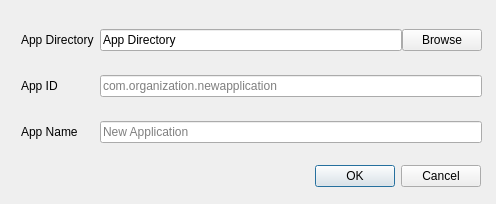
TrickPlay/Trickplay, file tools/debug/UI/NewApplicationDialog.ui: the form before one commit.
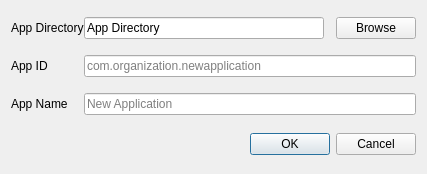
The form after the commit.

```diff
--- a/tools/debug/UI/NewApplicationDialog.ui
+++ b/tools/debug/UI/NewApplicationDialog.ui
@@ -6,8 +6,8 @@
    <rect>
     <x>0</x>
     <y>0</y>
-    <width>496</width>
-    <height>204</height>
+    <width>427</width>
+    <height>174</height>
    </rect>
   </property>
   <property name="windowTitle">
@@ -16,31 +16,11 @@
   <property name="modal">
    <bool>true</bool>
   </property>
-  <widget class="QDialogButtonBox" name="buttonBox">
-   <property name="geometry">
-    <rect>
-     <x>140</x>
-     <y>160</y>
-     <width>341</width>
-     <height>32</height>
-    </rect>
+  <layout class="QGridLayout" name="gridLayout_2">
+   <property name="verticalSpacing">
+    <number>12</number>
    </property>
-   <property name="orientation">
-    <enum>Qt::Horizontal</enum>
-   </property>
-   <property name="standardButtons">
-    <set>QDialogButtonBox::Cancel|QDialogButtonBox::Ok</set>
-   </property>
-  </widget>
-  <widget class="QWidget" name="">
-   <property name="geometry">
-    <rect>
-     <x>21</x>
-     <y>21</y>
-     <width>461</width>
-     <height>131</height>
-    </rect>
-   </property>
+   <item row="0" column="0">
    <layout class="QGridLayout" name="gridLayout">
     <property name="verticalSpacing">
      <number>16</number>
@@ -54,6 +34,9 @@
     </item>
     <item row="0" column="1">
      <layout class="QHBoxLayout" name="horizontalLayout">
+       <property name="spacing">
+        <number>12</number>
+       </property>
       <item>
        <widget class="QLineEdit" name="directory">
         <property name="text">
@@ -102,7 +85,18 @@
      </widget>
     </item>
    </layout>
-  </widget>
+   </item>
+   <item row="1" column="0">
+    <widget class="QDialogButtonBox" name="buttonBox">
+     <property name="orientation">
+      <enum>Qt::Horizontal</enum>
+     </property>
+     <property name="standardButtons">
+      <set>QDialogButtonBox::Cancel|QDialogButtonBox::Ok</set>
+     </property>
+    </widget>
+   </item>
+  </layout>
  </widget>
  <resources/>
  <connections>
```
Left out of the diff: 6 changed lines with no effect on the pictures. Lines whose indentation alone changed are shown as unchanged.
